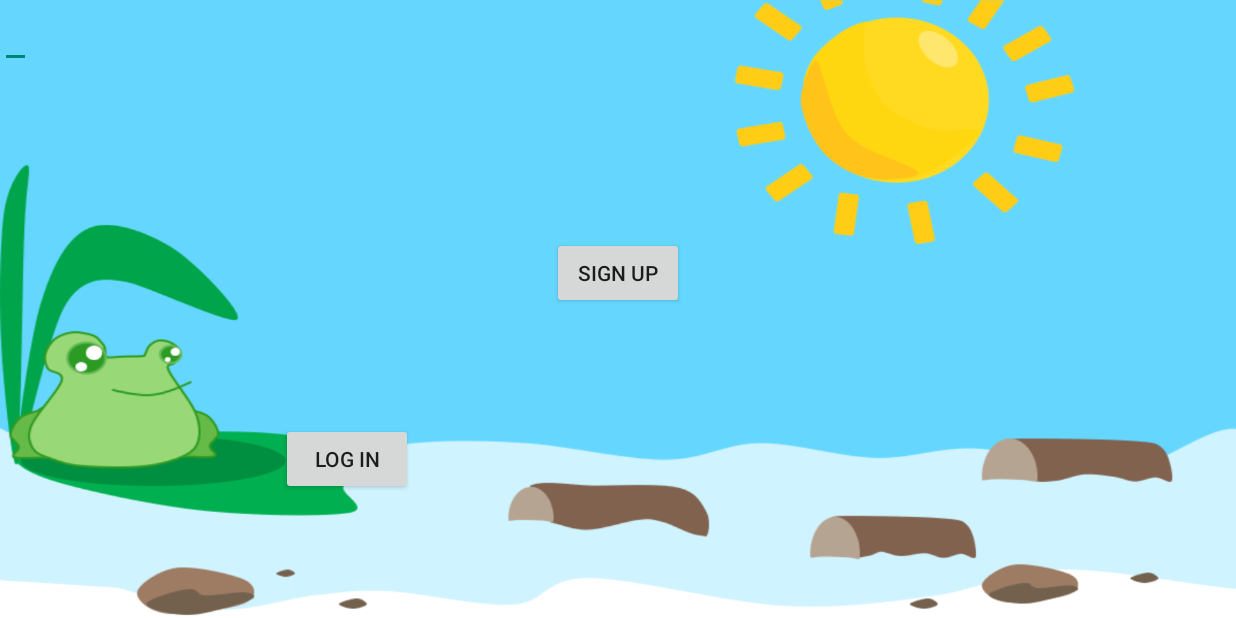
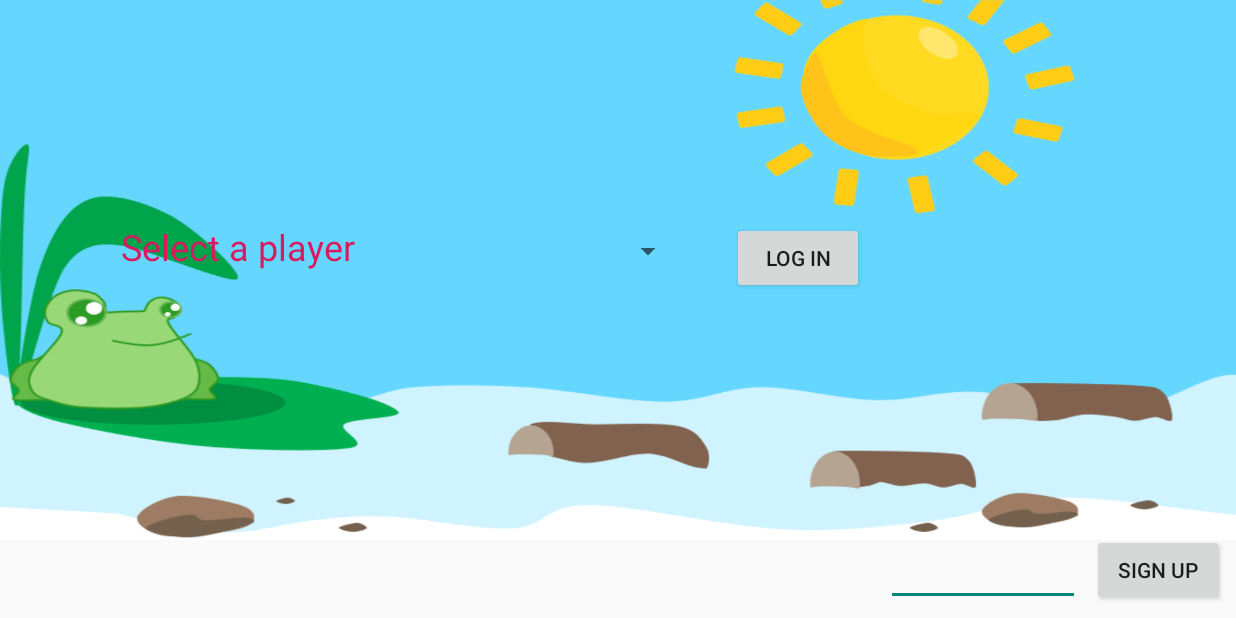
Before and after one commit to HarveyHepburn/FroggerGame, an Android app: the screen it shows after launch (WelcomeActivity), on a phone screen of 824 x 412 dp (held sideways). Run offline under Robolectric (Android 15) with nearby library versions, the light colour scheme and no system bars.

Commit message:
overall improve

```diff
--- a/app/src/main/java/edu/anu/retrogame2018s2_frogger/RankDatabaseHelper.java
+++ b/app/src/main/java/edu/anu/retrogame2018s2_frogger/RankDatabaseHelper.java
@@ -31,7 +31,7 @@ public class RankDatabaseHelper extends SQLiteOpenHelper implements DBManager {
     @Override
     public void onCreate(SQLiteDatabase db) {
         db.execSQL(CREATE_RANK);
-        Toast.makeText(mContext, "Create database succeeded", Toast.LENGTH_SHORT).show();
+        //create database
     }
 
     @Override
--- a/app/src/main/java/edu/anu/retrogame2018s2_frogger/WelcomeActivity.java
+++ b/app/src/main/java/edu/anu/retrogame2018s2_frogger/WelcomeActivity.java
@@ -52,9 +52,9 @@ public class WelcomeActivity extends AppCompatActivity implements AdapterView.On
         String name = editText.getText().toString();
         RankDatabaseHelper rankDatabaseHelper = new RankDatabaseHelper();
         if (rankDatabaseHelper.playerExist(name)) {
-            Toast.makeText(getApplicationContext(), "Player Name already exits!Please change another name!", Toast.LENGTH_LONG).show();
+            Toast.makeText(getApplicationContext(), "Player Name already exits!Please change another name!", Toast.LENGTH_SHORT).show();
         } else if (name.equals("")) {
-            Toast.makeText(getApplicationContext(), "You haven't type your account name to sign up", Toast.LENGTH_LONG).show();
+            Toast.makeText(getApplicationContext(), "You haven't type your account name to sign up", Toast.LENGTH_SHORT).show();
         } else {
 
             //add to database
@@ -66,7 +66,7 @@ public class WelcomeActivity extends AppCompatActivity implements AdapterView.On
 
             addItemsOnSpinner2();
 
-            Toast.makeText(getApplicationContext(), "Successfully signed up, you are ready to login", Toast.LENGTH_LONG).show();
+            Toast.makeText(getApplicationContext(), "Successfully signed up, you are ready to login", Toast.LENGTH_SHORT).show();
         }
 
     }
@@ -76,11 +76,11 @@ public class WelcomeActivity extends AppCompatActivity implements AdapterView.On
         spinner2 = (Spinner) findViewById(R.id.spinner2);
         if (spinner2.getSelectedItem() != null) name = spinner2.getSelectedItem().toString();
         if (name.equals("")) {
-            Toast.makeText(getApplicationContext(), "Please sign up or choose an account to login", Toast.LENGTH_LONG).show();
+            Toast.makeText(getApplicationContext(), "Please sign up or choose an account to login", Toast.LENGTH_SHORT).show();
             return;
         }
         currentName = name;
-        Toast.makeText(getApplicationContext(), "Welcome back, " + name, Toast.LENGTH_LONG).show();
+        Toast.makeText(getApplicationContext(), "Welcome back, " + name, Toast.LENGTH_SHORT).show();
 
         PlayerStore.save(name);
         Intent intent = new Intent(getApplicationContext(), GameActivity.class);
--- a/app/src/main/java/edu/anu/retrogame2018s2_frogger/frogger/scene/ranking/RankingScene.java
+++ b/app/src/main/java/edu/anu/retrogame2018s2_frogger/frogger/scene/ranking/RankingScene.java
@@ -96,7 +96,7 @@ public class RankingScene implements Scene {
             if (recordInfos.get(i).getLevel() == -1 || recordInfos.get(i).getTime() == -1)
                 continue;//-1 means there is no player records
             if (i == 0) {
-                frogCanvas.drawText("Name" + "  " + "Level" + "   " + "Time" + "                  RANKING", (int) x - 70, y - 100, frogPaint);
+                frogCanvas.drawText("Name" + "  " + "Level" + "   " + "Time", (int) x - 70, y - 100, frogPaint);
                 frogCanvas.drawText(recordInfos.get(i).getName() + "      " + recordInfos.get(i).getLevel() + "       " + recordInfos.get(i).getTime() + "s", (int) x, y, frogPaintGold);
                 y += 100;
             } else if (i == 1) {
--- a/app/src/main/res/layout/activity_welcome.xml
+++ b/app/src/main/res/layout/activity_welcome.xml
@@ -1,5 +1,5 @@
 <?xml version="1.0" encoding="utf-8"?>
-<RelativeLayout xmlns:android="http://schemas.android.com/apk/res/android"
+<android.support.constraint.ConstraintLayout xmlns:android="http://schemas.android.com/apk/res/android"
     xmlns:app="http://schemas.android.com/apk/res-auto"
     xmlns:tools="http://schemas.android.com/tools"
     android:layout_width="match_parent"
@@ -9,43 +9,38 @@
     <ImageView
         android:id="@+id/im1"
         android:layout_width="match_parent"
-        android:layout_height="match_parent"
+        android:layout_height="360dp"
         android:layout_alignParentStart="true"
         android:layout_alignParentTop="true"
+
         android:scaleType="fitXY"
         android:src="@drawable/levelchoose_background"
-
         tools:layout_editor_absoluteX="0dp"
         tools:layout_editor_absoluteY="0dp" />
 
 
-    <LinearLayout
+    <Button
+        android:id="@+id/login"
         android:layout_width="wrap_content"
         android:layout_height="wrap_content"
-        android:layout_alignParentStart="true"
-        android:layout_alignParentBottom="true"
-        android:layout_marginStart="167dp"
-        android:layout_marginBottom="62dp"
-        android:orientation="horizontal"
-        android:padding="20dp">
+        android:layout_marginStart="32dp"
+        android:layout_marginTop="148dp"
+        android:onClick="login"
+        android:text="Log in"
+        app:layout_constraintStart_toEndOf="@+id/spinner2"
+        app:layout_constraintTop_toTopOf="parent" />
 
-        <Button
-            android:id="@+id/login"
-            android:layout_width="wrap_content"
-            android:layout_height="wrap_content"
-            android:onClick="login"
-            android:text="Log in"
-            tools:layout_editor_absoluteX="63dp"
-            tools:layout_editor_absoluteY="299dp" />
-
-    </LinearLayout>
 
     <EditText
         android:id="@+id/name"
-        android:layout_width="wrap_content"
-        android:layout_height="wrap_content"
-        tools:layout_editor_absoluteX="108dp"
-        tools:layout_editor_absoluteY="115dp" />
+        android:layout_width="129dp"
+        android:layout_height="51dp"
+        android:layout_below="@+id/toast"
+        android:layout_alignParentEnd="true"
+        android:layout_marginEnd="8dp"
+        android:layout_marginBottom="8dp"
+        app:layout_constraintBottom_toBottomOf="parent"
+        app:layout_constraintEnd_toStartOf="@+id/btnSubmit" />
 
 
     <TextView
@@ -57,31 +52,45 @@
         android:layout_marginStart="287dp"
         android:layout_marginTop="148dp" />
 
-    <!--<Button-->
-        <!--android:id="@+id/logout"-->
-        <!--android:layout_width="wrap_content"-->
-        <!--android:layout_height="wrap_content"-->
-        <!--android:layout_alignParentEnd="true"-->
-        <!--android:layout_alignParentBottom="true"-->
-        <!--android:layout_marginEnd="128dp"-->
-        <!--android:layout_marginBottom="79dp"-->
-        <!--android:onClick="logout"-->
-        <!--android:text="logout" />-->
-
     <Spinner
         android:id="@+id/spinner2"
-        android:layout_width="match_parent"
-        android:layout_height="wrap_content" />
+        android:layout_width="164dp"
+        android:layout_height="47dp"
+        android:layout_alignParentStart="true"
+        android:layout_alignParentTop="true"
+        android:layout_marginStart="292dp"
+        android:layout_marginTop="144dp"
+        android:spinnerMode="dialog"
+        app:layout_constraintStart_toStartOf="parent"
+        app:layout_constraintTop_toTopOf="parent" />
 
     <Button
         android:id="@+id/btnSubmit"
         android:layout_width="wrap_content"
         android:layout_height="wrap_content"
+        android:layout_alignParentEnd="true"
         android:layout_alignParentBottom="true"
-        android:layout_centerHorizontal="true"
-        android:layout_marginBottom="206dp"
+        android:layout_marginEnd="8dp"
+        android:layout_marginBottom="8dp"
         android:onClick="submit"
-        android:text="sign up" />
+        android:text="Sign up"
+        app:layout_constraintBottom_toBottomOf="parent"
+        app:layout_constraintEnd_toEndOf="parent" />
+
+    <TextView
+        android:id="@+id/textView"
+        android:layout_width="wrap_content"
+        android:layout_height="wrap_content"
+        android:layout_marginStart="8dp"
+        android:layout_marginTop="148dp"
+        android:layout_marginEnd="52dp"
+        android:text="Select a player"
+        android:textColor="@color/colorAccent"
+        android:textSize="24sp"
+        app:layout_constraintEnd_toStartOf="@+id/spinner2"
+        app:layout_constraintHorizontal_bias="0.956"
+        app:layout_constraintStart_toStartOf="parent"
+        app:layout_constraintTop_toTopOf="parent" />
 
 
-</RelativeLayout>
+</android.support.constraint.ConstraintLayout>
--- a/app/src/main/res/values/colors.xml
+++ b/app/src/main/res/values/colors.xml
@@ -2,5 +2,5 @@
 <resources>
     <color name="colorPrimary">#008577</color>
     <color name="colorPrimaryDark">#00574B</color>
-    <color name="colorAccent">#D81B60</color>
+    <color name="colorAccent">#d81b60</color>
 </resources>
```
